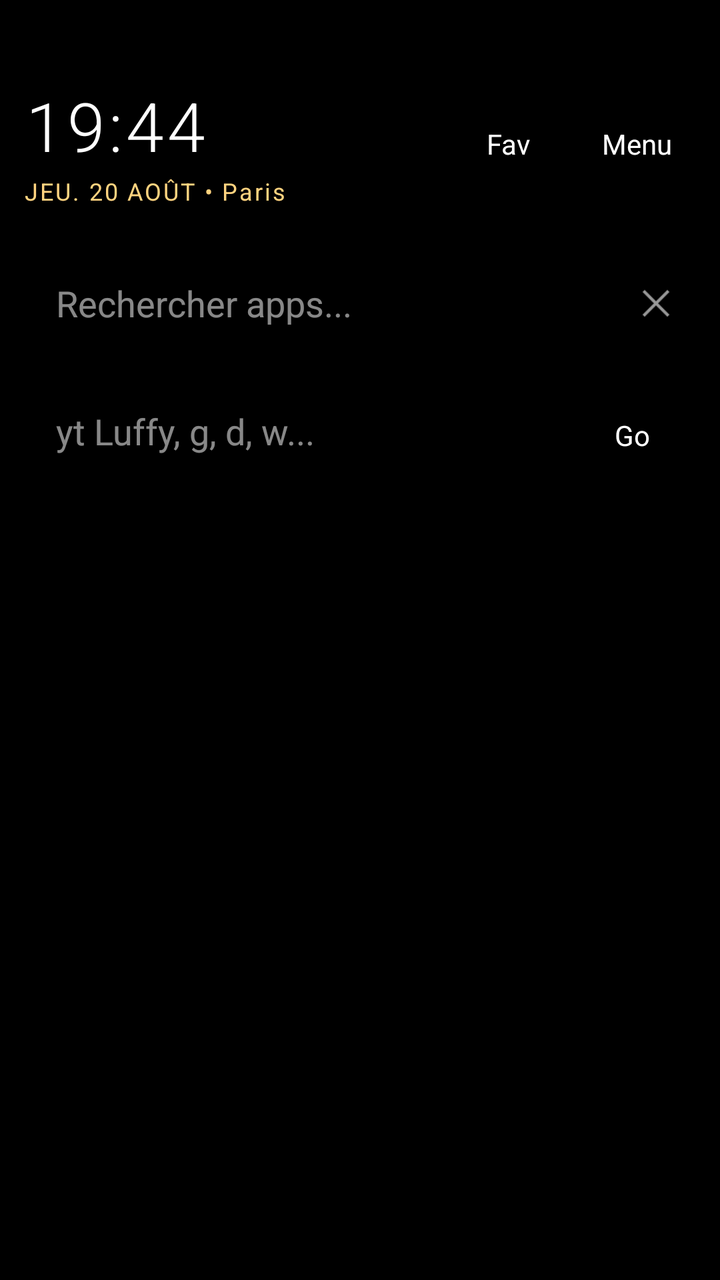
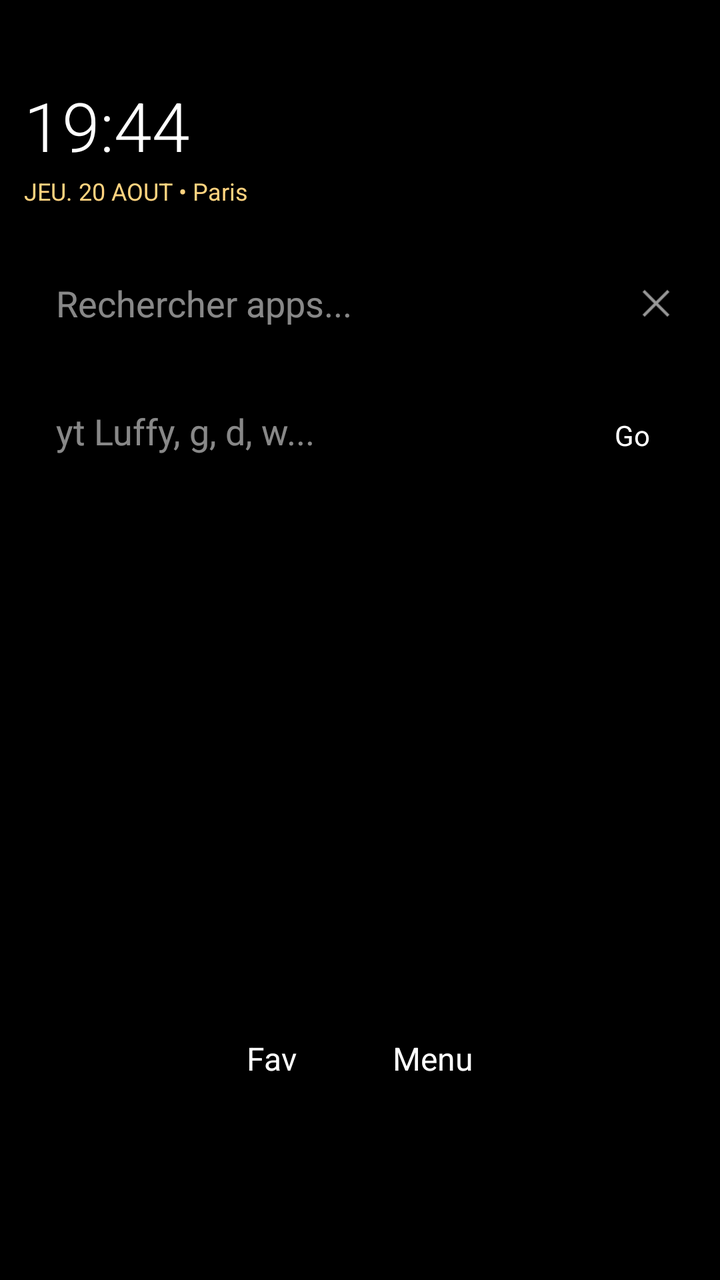

An Android layout rendered at two revisions. The XML below is the earlier revision; the diff shows what the commit changed to produce the second picture.
<!-- AndroidManifest.xml: application theme android:Theme.Light.NoTitleBar.Fullscreen -->
<!-- res/layout/activity_main.xml -->
<?xml version="1.0" encoding="utf-8"?>
<FrameLayout xmlns:android="http://schemas.android.com/apk/res/android"
    android:id="@+id/root"
    android:layout_width="match_parent"
    android:layout_height="match_parent"
    android:background="#000000">
    <ImageView android:id="@+id/wallpaper" android:layout_width="match_parent" android:layout_height="match_parent" android:scaleType="centerCrop" />
    <LinearLayout android:layout_width="match_parent" android:layout_height="match_parent" android:orientation="vertical" android:paddingTop="40dp" android:paddingLeft="12dp" android:paddingRight="12dp" android:paddingBottom="80dp" android:clipToPadding="false">
        
        <LinearLayout android:layout_width="match_parent" android:layout_height="wrap_content" android:orientation="horizontal" android:gravity="center_vertical">
            <LinearLayout android:layout_width="0dp" android:layout_height="wrap_content" android:layout_weight="1" android:orientation="vertical">
                <TextView android:id="@+id/clock" android:layout_width="wrap_content" android:layout_height="wrap_content" android:text="19:44" android:textSize="34sp" android:textColor="#FFFFFF" android:fontFamily="sans-serif-light" android:letterSpacing="0.05" />
                <TextView android:id="@+id/dateInfo" android:layout_width="wrap_content" android:layout_height="wrap_content" android:text="JEU. 20 AOÛT • Paris" android:textSize="12sp" android:textColor="#FFD37F" android:letterSpacing="0.08" android:layout_marginTop="2dp" android:layout_marginBottom="0dp" />
            </LinearLayout>
            <LinearLayout android:layout_width="wrap_content" android:layout_height="wrap_content" android:orientation="horizontal" android:gravity="center">
                <TextView android:id="@+id/btnAddFav" android:layout_width="wrap_content" android:layout_height="wrap_content" android:text="Fav" android:textColor="#FFFFFF" android:padding="12dp" android:textSize="14sp" />
                <TextView android:id="@+id/btnMenu" android:layout_width="wrap_content" android:layout_height="wrap_content" android:text="Menu" android:textColor="#FFFFFF" android:padding="12dp" android:layout_marginLeft="12dp" android:textSize="14sp" />
            </LinearLayout>
        </LinearLayout>
        <LinearLayout android:layout_width="match_parent" android:layout_height="wrap_content" android:orientation="horizontal" android:layout_marginTop="20dp">
            <EditText android:id="@+id/searchAppsMain" android:layout_width="0dp" android:layout_height="56dp" android:layout_weight="1" android:hint="Rechercher apps..." android:background="@android:color/transparent" android:padding="16dp" android:textColor="#FFFFFF" android:textColorHint="#88FFFFFF" android:singleLine="true" />
            <ImageView android:id="@+id/clearApps" android:layout_width="40dp" android:layout_height="40dp" android:src="@android:drawable/ic_menu_close_clear_cancel" android:layout_gravity="center" android:padding="8dp" />
        </LinearLayout>
        <LinearLayout android:layout_width="match_parent" android:layout_height="wrap_content" android:orientation="horizontal" android:layout_marginTop="8dp">
            <EditText android:id="@+id/searchWebMain" android:layout_width="0dp" android:layout_height="56dp" android:layout_weight="1" android:hint="yt Luffy, g, d, w..." android:background="@android:color/transparent" android:padding="16dp" android:textColor="#FFFFFF" android:textColorHint="#88FFFFFF" android:singleLine="true" />
            <TextView android:id="@+id/btnWebGo" android:layout_width="64dp" android:layout_height="56dp" android:text="Go" android:gravity="center" android:textColor="#FFFFFF" android:background="@android:color/transparent" />
        </LinearLayout>
        <androidx.recyclerview.widget.RecyclerView android:id="@+id/rvFavorites" android:layout_width="match_parent" android:layout_height="0dp" android:layout_weight="1" android:clipToPadding="false" android:padding="4dp" android:layout_marginTop="12dp" />
        <androidx.recyclerview.widget.RecyclerView android:id="@+id/rvSuggestions" android:layout_width="match_parent" android:layout_height="wrap_content" android:visibility="gone" />
    </LinearLayout>
    <LinearLayout android:id="@+id/dock" android:layout_width="match_parent" android:layout_height="wrap_content" android:layout_gravity="bottom" android:orientation="horizontal" android:gravity="center" android:padding="8dp" android:clipToPadding="false">
        <FrameLayout android:id="@+id/dPhone" android:layout_width="0dp" android:layout_height="64dp" android:layout_weight="1"><ImageView android:layout_width="48dp" android:layout_height="48dp" android:layout_gravity="center" /></FrameLayout>
        <FrameLayout android:id="@+id/dMsg" android:layout_width="0dp" android:layout_height="64dp" android:layout_weight="1"><ImageView android:layout_width="48dp" android:layout_height="48dp" android:layout_gravity="center" /></FrameLayout>
        <FrameLayout android:id="@+id/dExtra" android:layout_width="0dp" android:layout_height="64dp" android:layout_weight="1"><ImageView android:layout_width="48dp" android:layout_height="48dp" android:layout_gravity="center" /></FrameLayout>
        <FrameLayout android:id="@+id/dDrawer" android:layout_width="0dp" android:layout_height="64dp" android:layout_weight="1"><ImageView android:layout_width="48dp" android:layout_height="48dp" android:layout_gravity="center" /></FrameLayout>
        <FrameLayout android:id="@+id/dCam" android:layout_width="0dp" android:layout_height="64dp" android:layout_weight="1"><ImageView android:layout_width="48dp" android:layout_height="48dp" android:layout_gravity="center" /></FrameLayout>
        <FrameLayout android:id="@+id/dChrome" android:layout_width="0dp" android:layout_height="64dp" android:layout_weight="1"><ImageView android:layout_width="48dp" android:layout_height="48dp" android:layout_gravity="center" /></FrameLayout>
    </LinearLayout>
</FrameLayout>
<!-- resources referenced by this layout -->
<resources>

</resources>

<!-- the commit's change to res/layout/activity_main.xml (unified diff, before → after) -->
@@ -5,35 +5,30 @@
     android:layout_height="match_parent"
     android:background="#000000">
     <ImageView android:id="@+id/wallpaper" android:layout_width="match_parent" android:layout_height="match_parent" android:scaleType="centerCrop" />
-    <LinearLayout android:layout_width="match_parent" android:layout_height="match_parent" android:orientation="vertical" android:paddingTop="40dp" android:paddingLeft="12dp" android:paddingRight="12dp" android:paddingBottom="80dp" android:clipToPadding="false">
-        
-        <LinearLayout android:layout_width="match_parent" android:layout_height="wrap_content" android:orientation="horizontal" android:gravity="center_vertical">
-            <LinearLayout android:layout_width="0dp" android:layout_height="wrap_content" android:layout_weight="1" android:orientation="vertical">
-                <TextView android:id="@+id/clock" android:layout_width="wrap_content" android:layout_height="wrap_content" android:text="19:44" android:textSize="34sp" android:textColor="#FFFFFF" android:fontFamily="sans-serif-light" android:letterSpacing="0.05" />
-                <TextView android:id="@+id/dateInfo" android:layout_width="wrap_content" android:layout_height="wrap_content" android:text="JEU. 20 AOÛT • Paris" android:textSize="12sp" android:textColor="#FFD37F" android:letterSpacing="0.08" android:layout_marginTop="2dp" android:layout_marginBottom="0dp" />
-            </LinearLayout>
-            <LinearLayout android:layout_width="wrap_content" android:layout_height="wrap_content" android:orientation="horizontal" android:gravity="center">
-                <TextView android:id="@+id/btnAddFav" android:layout_width="wrap_content" android:layout_height="wrap_content" android:text="Fav" android:textColor="#FFFFFF" android:padding="12dp" android:textSize="14sp" />
-                <TextView android:id="@+id/btnMenu" android:layout_width="wrap_content" android:layout_height="wrap_content" android:text="Menu" android:textColor="#FFFFFF" android:padding="12dp" android:layout_marginLeft="12dp" android:textSize="14sp" />
-            </LinearLayout>
-        </LinearLayout>
+    <LinearLayout android:layout_width="match_parent" android:layout_height="match_parent" android:orientation="vertical" android:paddingTop="40dp" android:paddingLeft="12dp" android:paddingRight="12dp">
+        <TextView android:id="@+id/clock" android:layout_width="wrap_content" android:layout_height="wrap_content" android:text="19:44" android:textSize="34sp" android:textColor="#FFFFFF" android:fontFamily="sans-serif-light" />
+        <TextView android:id="@+id/dateInfo" android:layout_width="wrap_content" android:layout_height="wrap_content" android:text="JEU. 20 AOUT • Paris" android:textSize="12sp" android:textColor="#FFD37F" android:layout_marginTop="2dp" />
         <LinearLayout android:layout_width="match_parent" android:layout_height="wrap_content" android:orientation="horizontal" android:layout_marginTop="20dp">
             <EditText android:id="@+id/searchAppsMain" android:layout_width="0dp" android:layout_height="56dp" android:layout_weight="1" android:hint="Rechercher apps..." android:background="@android:color/transparent" android:padding="16dp" android:textColor="#FFFFFF" android:textColorHint="#88FFFFFF" android:singleLine="true" />
             <ImageView android:id="@+id/clearApps" android:layout_width="40dp" android:layout_height="40dp" android:src="@android:drawable/ic_menu_close_clear_cancel" android:layout_gravity="center" android:padding="8dp" />
         </LinearLayout>
         <LinearLayout android:layout_width="match_parent" android:layout_height="wrap_content" android:orientation="horizontal" android:layout_marginTop="8dp">
             <EditText android:id="@+id/searchWebMain" android:layout_width="0dp" android:layout_height="56dp" android:layout_weight="1" android:hint="yt Luffy, g, d, w..." android:background="@android:color/transparent" android:padding="16dp" android:textColor="#FFFFFF" android:textColorHint="#88FFFFFF" android:singleLine="true" />
-            <TextView android:id="@+id/btnWebGo" android:layout_width="64dp" android:layout_height="56dp" android:text="Go" android:gravity="center" android:textColor="#FFFFFF" android:background="@android:color/transparent" />
+            <TextView android:id="@+id/btnWebGo" android:layout_width="64dp" android:layout_height="56dp" android:text="Go" android:gravity="center" android:textColor="#FFFFFF" />
         </LinearLayout>
-        <androidx.recyclerview.widget.RecyclerView android:id="@+id/rvFavorites" android:layout_width="match_parent" android:layout_height="0dp" android:layout_weight="1" android:clipToPadding="false" android:padding="4dp" android:layout_marginTop="12dp" />
+        <androidx.recyclerview.widget.RecyclerView android:id="@+id/rvFavorites" android:layout_width="match_parent" android:layout_height="0dp" android:layout_weight="1" android:padding="4dp" android:layout_marginTop="12dp" />
         <androidx.recyclerview.widget.RecyclerView android:id="@+id/rvSuggestions" android:layout_width="match_parent" android:layout_height="wrap_content" android:visibility="gone" />
-    </LinearLayout>
-    <LinearLayout android:id="@+id/dock" android:layout_width="match_parent" android:layout_height="wrap_content" android:layout_gravity="bottom" android:orientation="horizontal" android:gravity="center" android:padding="8dp" android:clipToPadding="false">
-        <FrameLayout android:id="@+id/dPhone" android:layout_width="0dp" android:layout_height="64dp" android:layout_weight="1"><ImageView android:layout_width="48dp" android:layout_height="48dp" android:layout_gravity="center" /></FrameLayout>
-        <FrameLayout android:id="@+id/dMsg" android:layout_width="0dp" android:layout_height="64dp" android:layout_weight="1"><ImageView android:layout_width="48dp" android:layout_height="48dp" android:layout_gravity="center" /></FrameLayout>
-        <FrameLayout android:id="@+id/dExtra" android:layout_width="0dp" android:layout_height="64dp" android:layout_weight="1"><ImageView android:layout_width="48dp" android:layout_height="48dp" android:layout_gravity="center" /></FrameLayout>
-        <FrameLayout android:id="@+id/dDrawer" android:layout_width="0dp" android:layout_height="64dp" android:layout_weight="1"><ImageView android:layout_width="48dp" android:layout_height="48dp" android:layout_gravity="center" /></FrameLayout>
-        <FrameLayout android:id="@+id/dCam" android:layout_width="0dp" android:layout_height="64dp" android:layout_weight="1"><ImageView android:layout_width="48dp" android:layout_height="48dp" android:layout_gravity="center" /></FrameLayout>
-        <FrameLayout android:id="@+id/dChrome" android:layout_width="0dp" android:layout_height="64dp" android:layout_weight="1"><ImageView android:layout_width="48dp" android:layout_height="48dp" android:layout_gravity="center" /></FrameLayout>
+        <LinearLayout android:layout_width="match_parent" android:layout_height="wrap_content" android:gravity="center" android:orientation="horizontal" android:layout_marginTop="12dp" android:layout_marginBottom="8dp">
+            <TextView android:id="@+id/btnAddFav" android:layout_width="wrap_content" android:layout_height="wrap_content" android:text="Fav" android:textColor="#FFFFFF" android:padding="12dp" android:textSize="16sp" />
+            <TextView android:id="@+id/btnMenu" android:layout_width="wrap_content" android:layout_height="wrap_content" android:text="Menu" android:textColor="#FFFFFF" android:padding="12dp" android:layout_marginLeft="24dp" android:textSize="16sp" />
+        </LinearLayout>
+        <LinearLayout android:id="@+id/dock" android:layout_width="match_parent" android:layout_height="wrap_content" android:orientation="horizontal" android:gravity="center" android:padding="8dp">
+            <FrameLayout android:id="@+id/dPhone" android:layout_width="0dp" android:layout_height="64dp" android:layout_weight="1"><ImageView android:layout_width="48dp" android:layout_height="48dp" android:layout_gravity="center" /></FrameLayout>
+            <FrameLayout android:id="@+id/dMsg" android:layout_width="0dp" android:layout_height="64dp" android:layout_weight="1"><ImageView android:layout_width="48dp" android:layout_height="48dp" android:layout_gravity="center" /></FrameLayout>
+            <FrameLayout android:id="@+id/dExtra" android:layout_width="0dp" android:layout_height="64dp" android:layout_weight="1"><ImageView android:layout_width="48dp" android:layout_height="48dp" android:layout_gravity="center" /></FrameLayout>
+            <FrameLayout android:id="@+id/dDrawer" android:layout_width="0dp" android:layout_height="64dp" android:layout_weight="1"><ImageView android:layout_width="48dp" android:layout_height="48dp" android:layout_gravity="center" /></FrameLayout>
+            <FrameLayout android:id="@+id/dCam" android:layout_width="0dp" android:layout_height="64dp" android:layout_weight="1"><ImageView android:layout_width="48dp" android:layout_height="48dp" android:layout_gravity="center" /></FrameLayout>
+            <FrameLayout android:id="@+id/dChrome" android:layout_width="0dp" android:layout_height="64dp" android:layout_weight="1"><ImageView android:layout_width="48dp" android:layout_height="48dp" android:layout_gravity="center" /></FrameLayout>
+        </LinearLayout>
     </LinearLayout>
 </FrameLayout>
